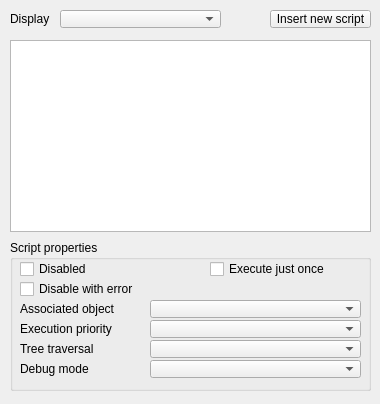
Qt form ui/qdlgscripts.ui (CoppeliaRobotics/coppeliaSimLib) before a commit.
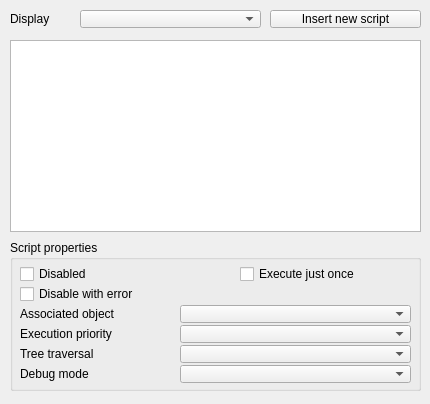
The same form after that commit.

Patch:
```diff
--- a/ui/qdlgscripts.ui
+++ b/ui/qdlgscripts.ui
@@ -6,7 +6,7 @@
    <rect>
     <x>0</x>
     <y>0</y>
-    <width>380</width>
+    <width>430</width>
     <height>404</height>
    </rect>
   </property>
@@ -21,7 +21,7 @@
     <rect>
      <x>270</x>
      <y>10</y>
-     <width>101</width>
+     <width>151</width>
      <height>18</height>
     </rect>
    </property>
@@ -37,7 +37,7 @@
     <rect>
      <x>10</x>
      <y>240</y>
-     <width>361</width>
+     <width>411</width>
      <height>151</height>
     </rect>
    </property>
@@ -51,8 +51,8 @@
     <property name="geometry">
      <rect>
       <x>10</x>
-      <y>20</y>
-      <width>131</width>
+      <y>25</y>
+      <width>151</width>
       <height>18</height>
      </rect>
     </property>
@@ -66,9 +66,9 @@
    <widget class="QCheckBox" name="qqExecuteOnce">
     <property name="geometry">
      <rect>
-      <x>200</x>
-      <y>20</y>
-      <width>131</width>
+      <x>230</x>
+      <y>25</y>
+      <width>171</width>
       <height>18</height>
      </rect>
     </property>
@@ -83,8 +83,8 @@
     <property name="geometry">
      <rect>
       <x>10</x>
-      <y>60</y>
-      <width>131</width>
+      <y>65</y>
+      <width>161</width>
       <height>18</height>
      </rect>
     </property>
@@ -95,9 +95,9 @@
    <widget class="QComboBox" name="qqAssociatedObjectCombo">
     <property name="geometry">
      <rect>
-      <x>140</x>
-      <y>60</y>
-      <width>211</width>
+      <x>170</x>
+      <y>65</y>
+      <width>231</width>
       <height>18</height>
      </rect>
     </property>
@@ -109,8 +109,8 @@
     <property name="geometry">
      <rect>
       <x>10</x>
-      <y>80</y>
-      <width>131</width>
+      <y>85</y>
+      <width>161</width>
       <height>18</height>
      </rect>
     </property>
@@ -121,9 +121,9 @@
    <widget class="QComboBox" name="qqExecutionOrder">
     <property name="geometry">
      <rect>
-      <x>140</x>
-      <y>80</y>
-      <width>211</width>
+      <x>170</x>
+      <y>85</y>
+      <width>231</width>
       <height>18</height>
      </rect>
     </property>
@@ -132,8 +132,8 @@
     <property name="geometry">
      <rect>
       <x>10</x>
-      <y>40</y>
-      <width>131</width>
+      <y>45</y>
+      <width>211</width>
       <height>18</height>
      </rect>
     </property>
@@ -147,9 +147,9 @@
    <widget class="QComboBox" name="qqTreeTraversalDirection">
     <property name="geometry">
      <rect>
-      <x>140</x>
-      <y>100</y>
-      <width>211</width>
+      <x>170</x>
+      <y>105</y>
+      <width>231</width>
       <height>18</height>
      </rect>
     </property>
@@ -158,8 +158,8 @@
     <property name="geometry">
      <rect>
       <x>10</x>
-      <y>100</y>
-      <width>131</width>
+      <y>105</y>
+      <width>161</width>
       <height>18</height>
      </rect>
     </property>
@@ -170,9 +170,9 @@
    <widget class="QComboBox" name="qqDebugMode">
     <property name="geometry">
      <rect>
-      <x>140</x>
-      <y>120</y>
-      <width>211</width>
+      <x>170</x>
+      <y>125</y>
+      <width>231</width>
       <height>18</height>
      </rect>
     </property>
@@ -181,8 +181,8 @@
     <property name="geometry">
      <rect>
       <x>10</x>
-      <y>120</y>
-      <width>131</width>
+      <y>125</y>
+      <width>161</width>
       <height>18</height>
      </rect>
     </property>
@@ -196,7 +196,7 @@
     <rect>
      <x>10</x>
      <y>40</y>
-     <width>361</width>
+     <width>411</width>
      <height>192</height>
     </rect>
    </property>
@@ -213,9 +213,9 @@
   <widget class="QComboBox" name="qqCombo">
    <property name="geometry">
     <rect>
-     <x>60</x>
+     <x>80</x>
      <y>10</y>
-     <width>161</width>
+     <width>181</width>
      <height>18</height>
     </rect>
    </property>
@@ -225,7 +225,7 @@
     <rect>
      <x>10</x>
      <y>10</y>
-     <width>41</width>
+     <width>71</width>
      <height>18</height>
     </rect>
    </property>
```
